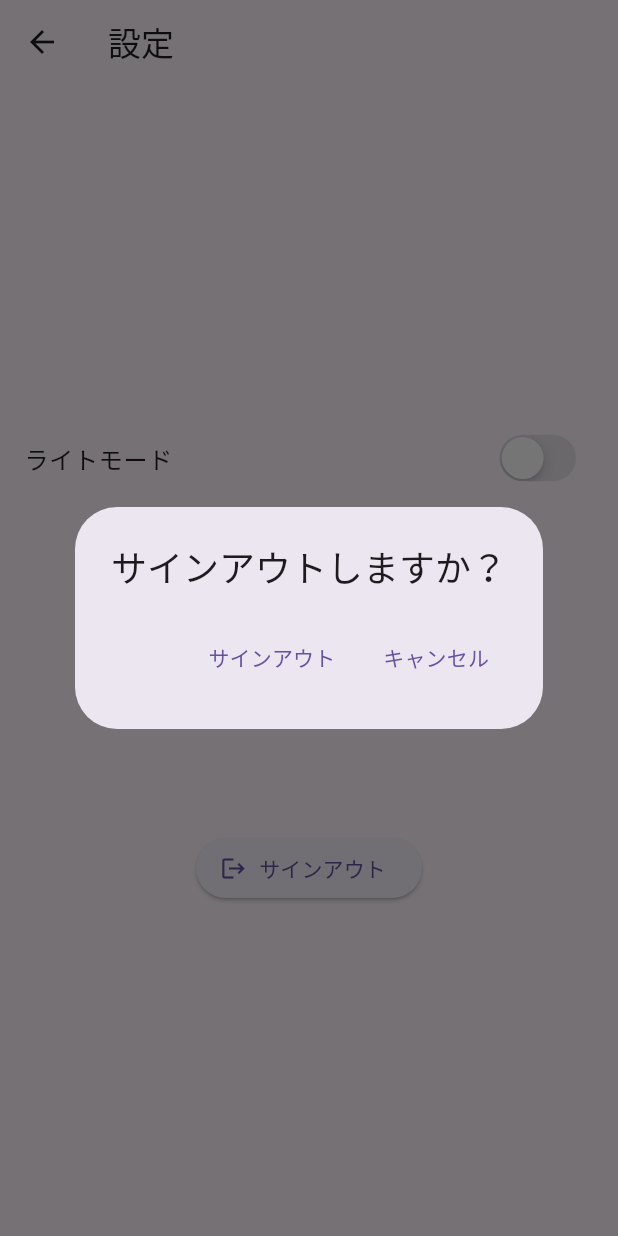
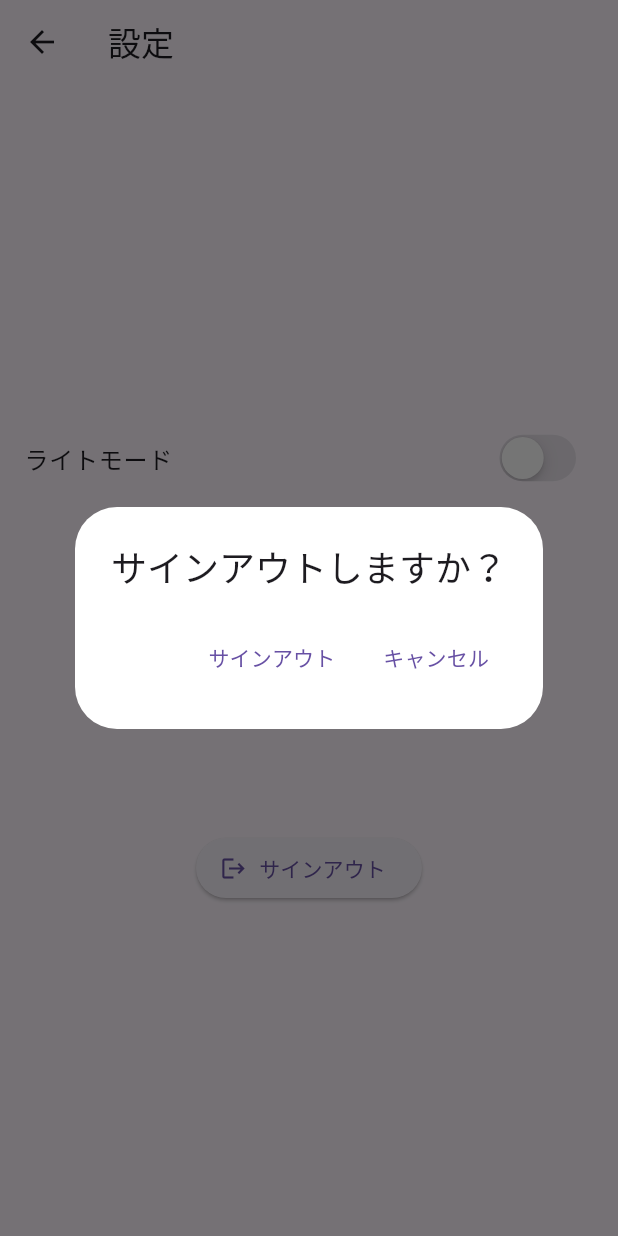
Before and after one commit to Haruki1090/Books-Rater, a Flutter app: the SettingPage screen opened directly, after a tap on "サインアウト", on a phone screen of 412 x 824 dp. Run offline on Flutter 3.47's test engine with Material 3 defaults, Android fonts, the phone set to English and light mode, and no system bars; our stand-ins replace cloud_firestore, cloud_functions, firebase_auth, firebase_core, firebase_storage, flutter_riverpod and 3 more; accounts and stored records are empty; generated files the repository leaves out were written again.

Commit message:
surfaceTintColor: Colors.white,の適用

```diff
--- a/lib/posting_new_book.dart
+++ b/lib/posting_new_book.dart
@@ -99,10 +99,6 @@ class _PostingNewBookState extends ConsumerState<PostingNewBook> {
   @override
   Widget build(BuildContext context) {
     return SimpleDialog(
-      shadowColor: Theme.of(context).brightness == Brightness.dark
-          ? Colors.grey // ダークモードの時の影の色
-          : Colors.black, // ライトモードの時の影の色
-      elevation: 30.0,
       backgroundColor: Theme.of(context).brightness == Brightness.dark
           ? Colors.grey[800] // ダークモードの時の背景色
             : Colors.white,// ライトモードの時の背景色
--- a/lib/setting_page.dart
+++ b/lib/setting_page.dart
@@ -41,6 +41,10 @@ class SettingPage extends ConsumerWidget {
                 showDialog<bool>(
                   context: context,
                   builder: (context) => AlertDialog(
+                    backgroundColor: Theme.of(context).brightness == Brightness.dark
+                        ? Colors.grey[800] // ダークモードの時の背景色
+                        : Colors.white,// ライトモードの時の背景色
+                    surfaceTintColor: Colors.white,
                     title: const Text('サインアウトしますか？'),
                     actions: <Widget>[
                       TextButton(
--- a/lib/sign_in_page.dart
+++ b/lib/sign_in_page.dart
@@ -195,7 +195,8 @@ class _SignInPageState extends ConsumerState<SignInPage> {
         return AlertDialog(
           backgroundColor: Theme.of(context).brightness == Brightness.dark
               ? Colors.grey[800] // ダークモードの時の背景色
-              : Colors.white, // ライトモードの時の背景色
+              : Colors.white,// ライトモードの時の背景色
+          surfaceTintColor: Colors.white,
           title: const Text('エラー'),
           content: Text(message),
           actions: <Widget>[
--- a/lib/sign_up_page.dart
+++ b/lib/sign_up_page.dart
@@ -129,8 +129,9 @@ class _SignUpPageState extends ConsumerState<SignUpPage> {
                           builder: (BuildContext context) {
                             return AlertDialog(
                               backgroundColor: Theme.of(context).brightness == Brightness.dark
-                                  ? Colors.black // ダークモードの時の背景色
-                                  : Colors.white, // ライトモードの時の背景色
+                                  ? Colors.grey[800] // ダークモードの時の背景色
+                                  : Colors.white,// ライトモードの時の背景色
+                              surfaceTintColor: Colors.white,
                               title: const Text('エラー'),
                               content: const Text('全ての項目を入力してください。'),
                               actions: [
```
